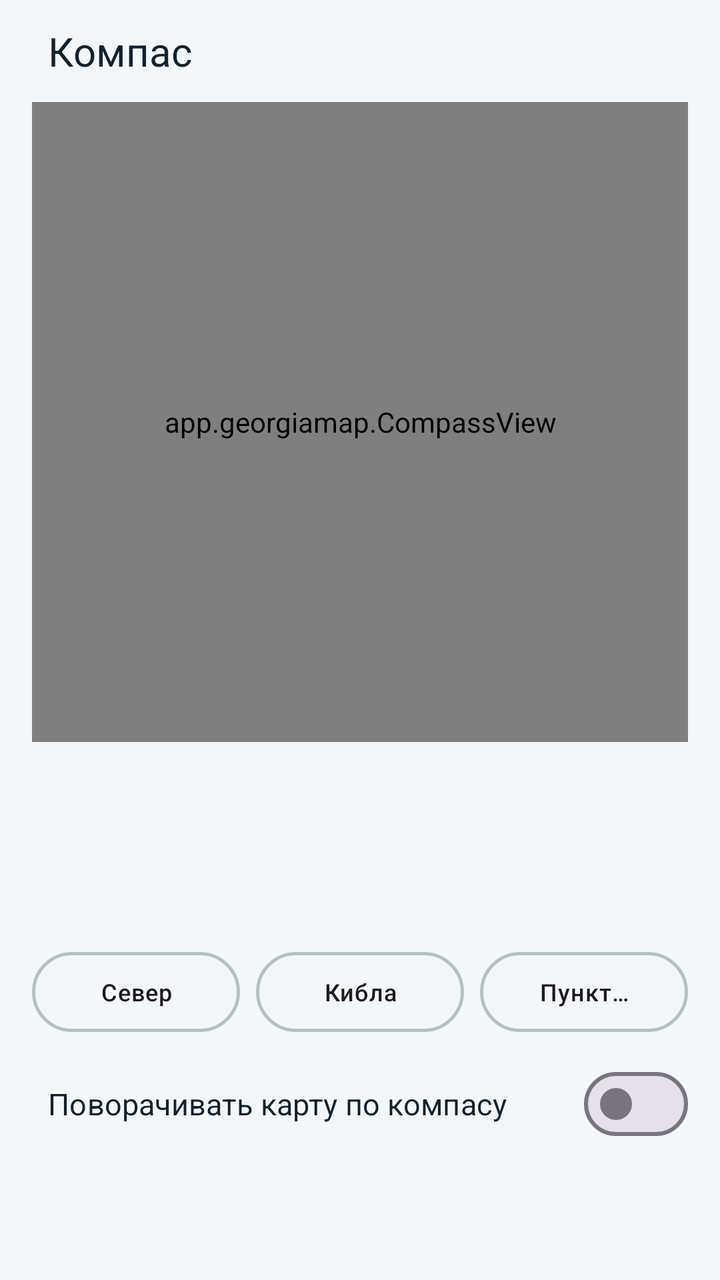
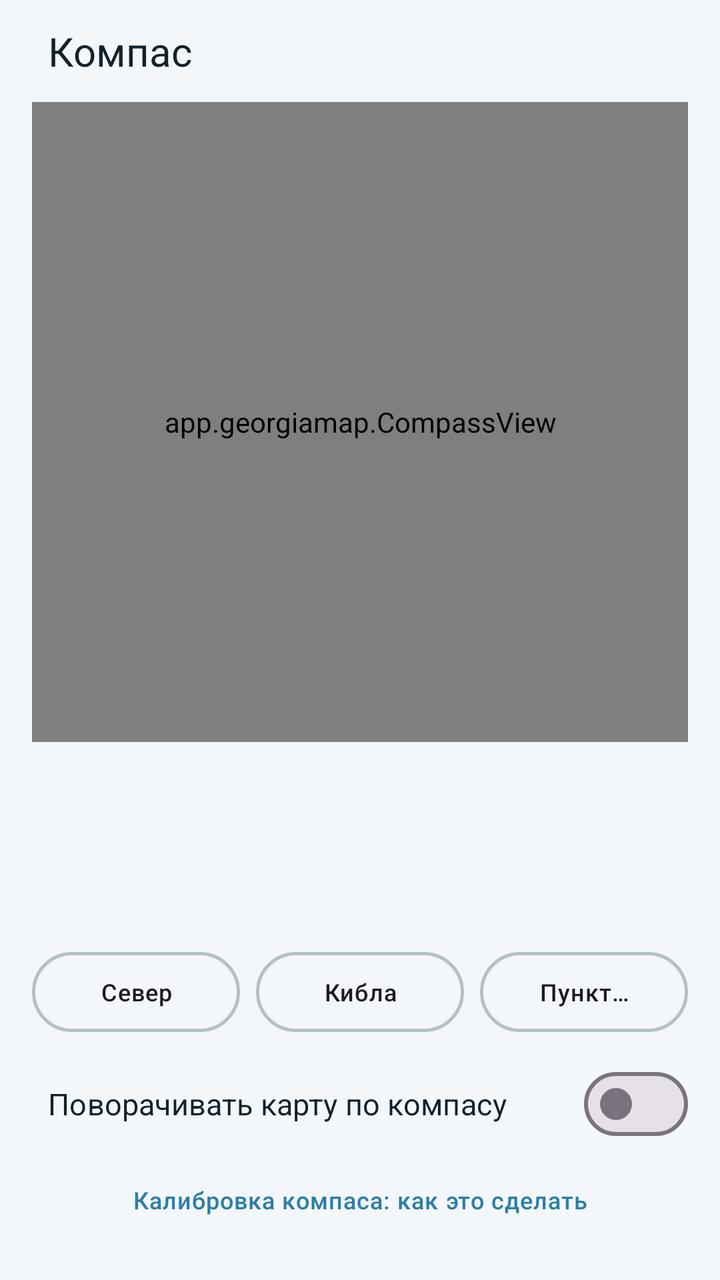

Compare the two renders of this Android layout. The source of the first and the diff that turns it into the second are given below.
<!-- AndroidManifest.xml: application theme Theme.GeorgiaMap -->
<!-- res/layout/sheet_compass.xml -->
<?xml version="1.0" encoding="utf-8"?>
<androidx.core.widget.NestedScrollView xmlns:android="http://schemas.android.com/apk/res/android"
    android:layout_width="match_parent"
    android:layout_height="wrap_content">

    <LinearLayout
        android:layout_width="match_parent"
        android:layout_height="wrap_content"
        android:orientation="vertical"
        android:paddingStart="@dimen/screen_margin"
        android:paddingTop="@dimen/space_2"
        android:paddingEnd="@dimen/screen_margin"
        android:paddingBottom="@dimen/space_5">

        <TextView
            android:layout_width="match_parent"
            android:layout_height="wrap_content"
            android:paddingStart="@dimen/space_2"
            android:paddingTop="@dimen/space_1"
            android:paddingBottom="@dimen/space_3"
            android:text="Компас"
            android:textAppearance="@style/TextAppearance.Georgia.Headline"
            android:textColor="?attr/gmTextPrimary" />

        <app.georgiamap.CompassView
            android:id="@+id/cmpView"
            android:layout_width="match_parent"
            android:layout_height="320dp" />

        <TextView
            android:id="@+id/cmpMain"
            android:layout_width="match_parent"
            android:layout_height="wrap_content"
            android:layout_marginTop="@dimen/space_3"
            android:gravity="center"
            android:textAppearance="@style/TextAppearance.Georgia.Headline"
            android:textColor="?attr/gmTextPrimary" />

        <TextView
            android:id="@+id/cmpTurn"
            android:layout_width="match_parent"
            android:layout_height="wrap_content"
            android:layout_marginTop="@dimen/space_1"
            android:gravity="center"
            android:textAppearance="@style/TextAppearance.Georgia.Title" />

        <TextView
            android:id="@+id/cmpSub"
            android:layout_width="match_parent"
            android:layout_height="wrap_content"
            android:layout_marginTop="@dimen/space_2"
            android:gravity="center"
            android:lineSpacingExtra="2dp"
            android:textAppearance="@style/TextAppearance.Georgia.Label"
            android:textColor="?attr/gmTextSecondary" />

        <LinearLayout
            android:layout_width="match_parent"
            android:layout_height="40dp"
            android:layout_marginTop="@dimen/space_4"
            android:orientation="horizontal">

            <TextView
                android:id="@+id/cmpModeNorth"
                android:layout_width="0dp"
                android:layout_height="match_parent"
                android:layout_weight="1"
                android:background="@drawable/bg_chip"
                android:gravity="center"
                android:text="Север"
                android:textAppearance="@style/TextAppearance.Georgia.Label" />

            <TextView
                android:id="@+id/cmpModeQibla"
                android:layout_width="0dp"
                android:layout_height="match_parent"
                android:layout_marginStart="@dimen/space_2"
                android:layout_weight="1"
                android:background="@drawable/bg_chip"
                android:gravity="center"
                android:text="Кибла"
                android:textAppearance="@style/TextAppearance.Georgia.Label" />

            <TextView
                android:id="@+id/cmpModePoint"
                android:layout_width="0dp"
                android:layout_height="match_parent"
                android:layout_marginStart="@dimen/space_2"
                android:layout_weight="1"
                android:background="@drawable/bg_chip"
                android:gravity="center"
                android:text="Пункт…"
                android:textAppearance="@style/TextAppearance.Georgia.Label" />
        </LinearLayout>

        <LinearLayout
            android:layout_width="match_parent"
            android:layout_height="wrap_content"
            android:layout_marginTop="@dimen/space_3"
            android:gravity="center_vertical"
            android:minHeight="@dimen/control"
            android:orientation="horizontal"
            android:paddingStart="@dimen/space_2">

            <TextView
                android:layout_width="0dp"
                android:layout_height="wrap_content"
                android:layout_weight="1"
                android:text="Поворачивать карту по компасу"
                android:textAppearance="@style/TextAppearance.Georgia.Body"
                android:textColor="?attr/gmTextPrimary" />

            <com.google.android.material.materialswitch.MaterialSwitch
                android:id="@+id/cmpMapSwitch"
                android:layout_width="wrap_content"
                android:layout_height="wrap_content" />
        </LinearLayout>
    </LinearLayout>
</androidx.core.widget.NestedScrollView>
<!-- resources referenced by this layout -->
<resources>
  <dimen name="control">48dp</dimen>
  <dimen name="screen_margin">16dp</dimen>
  <dimen name="space_1">4dp</dimen>
  <dimen name="space_2">8dp</dimen>
  <dimen name="space_3">12dp</dimen>
  <dimen name="space_4">16dp</dimen>
  <dimen name="space_5">24dp</dimen>
  <!-- drawable bg_chip (drawable) -->
  <?xml version="1.0" encoding="utf-8"?>
  <ripple xmlns:android="http://schemas.android.com/apk/res/android" android:color="#22808080">
      <item>
          <shape android:shape="rectangle">
              <stroke android:width="@dimen/stroke_w" android:color="?attr/gmPanelStroke" />
              <corners android:radius="20dp" />
          </shape>
      </item>
  </ripple>
  <style name="TextAppearance.Georgia.Body" parent="TextAppearance.Material3.BodyLarge">
          <item name="android:fontFamily">sans-serif</item>
          <item name="android:textSize">15sp</item>
          <item name="android:letterSpacing">0.005</item>
      </style>
  <style name="TextAppearance.Georgia.Headline" parent="TextAppearance.Material3.HeadlineSmall">
          <item name="android:fontFamily">sans-serif-medium</item>
          <item name="android:textSize">20sp</item>
          <item name="android:letterSpacing">0</item>
      </style>
  <style name="TextAppearance.Georgia.Label" parent="TextAppearance.Material3.LabelLarge">
          <item name="android:fontFamily">sans-serif-medium</item>
          <item name="android:textSize">12sp</item>
          <item name="android:letterSpacing">0.03</item>
      </style>
  <style name="TextAppearance.Georgia.Title" parent="TextAppearance.Material3.TitleMedium">
          <item name="android:fontFamily">sans-serif-medium</item>
          <item name="android:textSize">16sp</item>
          <item name="android:letterSpacing">0.01</item>
      </style>
  <style name="Theme.GeorgiaMap" parent="Base.Theme.GeorgiaMap" />
  <dimen name="stroke_w">1.5dp</dimen>
  <color name="accent">#2A7FA8</color>
  <color name="on_accent">#FFFFFF</color>
  <color name="accent_container">#D9EEF6</color>
  <color name="on_accent_container">#0B3345</color>
  <color name="surface">#F4F7F9</color>
  <color name="text_primary">#14212B</color>
  <color name="text_secondary">#54656F</color>
  <color name="dialog_bg">#FFFFFF</color>
  <color name="panel">#F2FFFFFF</color>
  <color name="panel_stroke">#4714323F</color>
  <color name="fab_bg">#FAFFFFFF</color>
  <color name="hint">#8798A3</color>
  <color name="icon_tint">#1E3340</color>
  <color name="divider_soft">#2E143240</color>
  <color name="accent_end">#3FA6A0</color>
  <color name="crosshair">#E5484D</color>
  <color name="crosshair_halo">#F2FFFFFF</color>
  <style name="TextAppearance.Georgia.BodySmall" parent="TextAppearance.Material3.BodyMedium">
          <item name="android:fontFamily">sans-serif</item>
          <item name="android:textSize">14sp</item>
          <item name="android:letterSpacing">0.01</item>
      </style>
  <!-- unchanged entries left out for length: 1 -->
</resources>

<!-- the commit's change to res/layout/sheet_compass.xml (unified diff, before → after) -->
@@ -13,6 +13,7 @@
         android:paddingBottom="@dimen/space_5">
 
         <TextView
+            android:id="@+id/cmpTitle"
             android:layout_width="match_parent"
             android:layout_height="wrap_content"
             android:paddingStart="@dimen/space_2"
@@ -22,98 +23,170 @@
             android:textAppearance="@style/TextAppearance.Georgia.Headline"
             android:textColor="?attr/gmTextPrimary" />
 
-        <app.georgiamap.CompassView
-            android:id="@+id/cmpView"
-            android:layout_width="match_parent"
-            android:layout_height="320dp" />
-
-        <TextView
-            android:id="@+id/cmpMain"
+        
+        <LinearLayout
+            android:id="@+id/cmpCalibGroup"
             android:layout_width="match_parent"
             android:layout_height="wrap_content"
-            android:layout_marginTop="@dimen/space_3"
-            android:gravity="center"
-            android:textAppearance="@style/TextAppearance.Georgia.Headline"
-            android:textColor="?attr/gmTextPrimary" />
+            android:orientation="vertical"
+            android:visibility="gone">
 
-        <TextView
-            android:id="@+id/cmpTurn"
-            android:layout_width="match_parent"
-            android:layout_height="wrap_content"
-            android:layout_marginTop="@dimen/space_1"
-            android:gravity="center"
-            android:textAppearance="@style/TextAppearance.Georgia.Title" />
-
-        <TextView
-            android:id="@+id/cmpSub"
-            android:layout_width="match_parent"
-            android:layout_height="wrap_content"
-            android:layout_marginTop="@dimen/space_2"
-            android:gravity="center"
-            android:lineSpacingExtra="2dp"
-            android:textAppearance="@style/TextAppearance.Georgia.Label"
-            android:textColor="?attr/gmTextSecondary" />
-
-        <LinearLayout
-            android:layout_width="match_parent"
-            android:layout_height="40dp"
-            android:layout_marginTop="@dimen/space_4"
-            android:orientation="horizontal">
+            <app.georgiamap.CalibView
+                android:id="@+id/cmpCalibView"
+                android:layout_width="match_parent"
+                android:layout_height="180dp" />
 
             <TextView
-                android:id="@+id/cmpModeNorth"
-                android:layout_width="0dp"
-                android:layout_height="match_parent"
-                android:layout_weight="1"
-                android:background="@drawable/bg_chip"
+                android:id="@+id/cmpCalibStatus"
+                android:layout_width="match_parent"
+                android:layout_height="wrap_content"
+                android:layout_marginTop="@dimen/space_2"
                 android:gravity="center"
-                android:text="Север"
-                android:textAppearance="@style/TextAppearance.Georgia.Label" />
+                android:textAppearance="@style/TextAppearance.Georgia.Title"
+                android:textColor="?attr/gmAccent" />
 
             <TextView
-                android:id="@+id/cmpModeQibla"
-                android:layout_width="0dp"
-                android:layout_height="match_parent"
-                android:layout_marginStart="@dimen/space_2"
-                android:layout_weight="1"
-                android:background="@drawable/bg_chip"
-                android:gravity="center"
-                android:text="Кибла"
-                android:textAppearance="@style/TextAppearance.Georgia.Label" />
-
-            <TextView
-                android:id="@+id/cmpModePoint"
-                android:layout_width="0dp"
-                android:layout_height="match_parent"
-                android:layout_marginStart="@dimen/space_2"
-                android:layout_weight="1"
-                android:background="@drawable/bg_chip"
-                android:gravity="center"
-                android:text="Пункт…"
-                android:textAppearance="@style/TextAppearance.Georgia.Label" />
-        </LinearLayout>
-
-        <LinearLayout
-            android:layout_width="match_parent"
-            android:layout_height="wrap_content"
-            android:layout_marginTop="@dimen/space_3"
-            android:gravity="center_vertical"
-            android:minHeight="@dimen/control"
-            android:orientation="horizontal"
-            android:paddingStart="@dimen/space_2">
-
-            <TextView
-                android:layout_width="0dp"
+                android:id="@+id/cmpCalibSteps"
+                android:layout_width="match_parent"
                 android:layout_height="wrap_content"
-                android:layout_weight="1"
-                android:text="Поворачивать карту по компасу"
+                android:layout_marginTop="@dimen/space_3"
+                android:lineSpacingExtra="3dp"
                 android:textAppearance="@style/TextAppearance.Georgia.Body"
                 android:textColor="?attr/gmTextPrimary" />
 
-            <com.google.android.material.materialswitch.MaterialSwitch
-                android:id="@+id/cmpMapSwitch"
-                android:layout_width="wrap_content"
-                android:layout_height="wrap_content" />
+            <TextView
+                android:id="@+id/cmpCalibField"
+                android:layout_width="match_parent"
+                android:layout_height="wrap_content"
+                android:layout_marginTop="@dimen/space_3"
+                android:lineSpacingExtra="2dp"
+                android:textAppearance="@style/TextAppearance.Georgia.Label"
+                android:textColor="?attr/gmTextSecondary" />
+
+            <TextView
+                android:id="@+id/cmpCalibDone"
+                android:layout_width="match_parent"
+                android:layout_height="@dimen/control_lg"
+                android:layout_marginTop="@dimen/space_4"
+                android:background="@drawable/bg_btn_primary"
+                android:clickable="true"
+                android:focusable="true"
+                android:gravity="center"
+                android:text="Готово, к компасу"
+                android:textAppearance="@style/TextAppearance.Georgia.Title"
+                android:textColor="?attr/gmOnAccent" />
+        </LinearLayout>
+
+        
+        <LinearLayout
+            android:id="@+id/cmpMainGroup"
+            android:layout_width="match_parent"
+            android:layout_height="wrap_content"
+            android:orientation="vertical">
+
+            <app.georgiamap.CompassView
+                android:id="@+id/cmpView"
+                android:layout_width="match_parent"
+                android:layout_height="320dp" />
+
+            <TextView
+                android:id="@+id/cmpMain"
+                android:layout_width="match_parent"
+                android:layout_height="wrap_content"
+                android:layout_marginTop="@dimen/space_3"
+                android:gravity="center"
+                android:textAppearance="@style/TextAppearance.Georgia.Headline"
+                android:textColor="?attr/gmTextPrimary" />
+
+            <TextView
+                android:id="@+id/cmpTurn"
+                android:layout_width="match_parent"
+                android:layout_height="wrap_content"
+                android:layout_marginTop="@dimen/space_1"
+                android:gravity="center"
+                android:textAppearance="@style/TextAppearance.Georgia.Title" />
+
+            <TextView
+                android:id="@+id/cmpSub"
+                android:layout_width="match_parent"
+                android:layout_height="wrap_content"
+                android:layout_marginTop="@dimen/space_2"
+                android:gravity="center"
+                android:lineSpacingExtra="2dp"
+                android:textAppearance="@style/TextAppearance.Georgia.Label"
+                android:textColor="?attr/gmTextSecondary" />
+
+            <LinearLayout
+                android:layout_width="match_parent"
+                android:layout_height="40dp"
+                android:layout_marginTop="@dimen/space_4"
+                android:orientation="horizontal">
+
+                <TextView
+                    android:id="@+id/cmpModeNorth"
+                    android:layout_width="0dp"
+                    android:layout_height="match_parent"
+                    android:layout_weight="1"
+                    android:background="@drawable/bg_chip"
+                    android:gravity="center"
+                    android:text="Север"
+                    android:textAppearance="@style/TextAppearance.Georgia.Label" />
+
+                <TextView
+                    android:id="@+id/cmpModeQibla"
+                    android:layout_width="0dp"
+                    android:layout_height="match_parent"
+                    android:layout_marginStart="@dimen/space_2"
+                    android:layout_weight="1"
+                    android:background="@drawable/bg_chip"
+                    android:gravity="center"
+                    android:text="Кибла"
+                    android:textAppearance="@style/TextAppearance.Georgia.Label" />
+
+                <TextView
+                    android:id="@+id/cmpModePoint"
+                    android:layout_width="0dp"
+                    android:layout_height="match_parent"
+                    android:layout_marginStart="@dimen/space_2"
+                    android:layout_weight="1"
+                    android:background="@drawable/bg_chip"
+                    android:gravity="center"
+                    android:text="Пункт…"
+                    android:textAppearance="@style/TextAppearance.Georgia.Label" />
+            </LinearLayout>
+
+            <LinearLayout
+                android:layout_width="match_parent"
+                android:layout_height="wrap_content"
+                android:layout_marginTop="@dimen/space_3"
+                android:gravity="center_vertical"
+                android:minHeight="@dimen/control"
+                android:orientation="horizontal"
+                android:paddingStart="@dimen/space_2">
+
+                <TextView
+                    android:layout_width="0dp"
+                    android:layout_height="wrap_content"
+                    android:layout_weight="1"
+                    android:text="Поворачивать карту по компасу"
+                    android:textAppearance="@style/TextAppearance.Georgia.Body"
+                    android:textColor="?attr/gmTextPrimary" />
+
+                <com.google.android.material.materialswitch.MaterialSwitch
+                    android:id="@+id/cmpMapSwitch"
+                    android:layout_width="wrap_content"
+                    android:layout_height="wrap_content" />
+            </LinearLayout>
+
+            <TextView
+                android:id="@+id/cmpCalibLink"
+                android:layout_width="match_parent"
+                android:layout_height="@dimen/control"
+                android:background="@drawable/bg_icon_btn"
+                android:gravity="center"
+                android:text="Калибровка компаса: как это сделать"
+                android:textAppearance="@style/TextAppearance.Georgia.Label"
+                android:textColor="?attr/gmAccent" />
         </LinearLayout>
     </LinearLayout>
 </androidx.core.widget.NestedScrollView>
<!-- resource entries referenced after the edit -->
@@ -1,12 +1,26 @@
 <!-- resources referenced by this layout -->
 <resources>
   <dimen name="control">48dp</dimen>
+  <dimen name="control_lg">56dp</dimen>
   <dimen name="screen_margin">16dp</dimen>
   <dimen name="space_1">4dp</dimen>
   <dimen name="space_2">8dp</dimen>
   <dimen name="space_3">12dp</dimen>
   <dimen name="space_4">16dp</dimen>
   <dimen name="space_5">24dp</dimen>
+  <!-- drawable bg_btn_primary (drawable) -->
+  <?xml version="1.0" encoding="utf-8"?>
+  <ripple xmlns:android="http://schemas.android.com/apk/res/android" android:color="#33FFFFFF">
+      <item>
+          <shape android:shape="rectangle">
+              <gradient
+                  android:angle="0"
+                  android:endColor="?attr/gmAccentEnd"
+                  android:startColor="?attr/gmAccent" />
+              <corners android:radius="@dimen/radius_control" />
+          </shape>
+      </item>
+  </ripple>
   <!-- drawable bg_chip (drawable) -->
   <?xml version="1.0" encoding="utf-8"?>
   <ripple xmlns:android="http://schemas.android.com/apk/res/android" android:color="#22808080">
@@ -14,6 +28,15 @@
           <shape android:shape="rectangle">
               <stroke android:width="@dimen/stroke_w" android:color="?attr/gmPanelStroke" />
               <corners android:radius="20dp" />
+          </shape>
+      </item>
+  </ripple>
+  <!-- drawable bg_icon_btn (drawable) -->
+  <?xml version="1.0" encoding="utf-8"?>
+  <ripple xmlns:android="http://schemas.android.com/apk/res/android" android:color="#33808080">
+      <item>
+          <shape android:shape="oval">
+              <solid android:color="@android:color/transparent" />
           </shape>
       </item>
   </ripple>
@@ -38,6 +61,7 @@
           <item name="android:letterSpacing">0.01</item>
       </style>
   <style name="Theme.GeorgiaMap" parent="Base.Theme.GeorgiaMap" />
+  <dimen name="radius_control">24dp</dimen>
   <dimen name="stroke_w">1.5dp</dimen>
   <color name="accent">#2A7FA8</color>
   <color name="on_accent">#FFFFFF</color>
